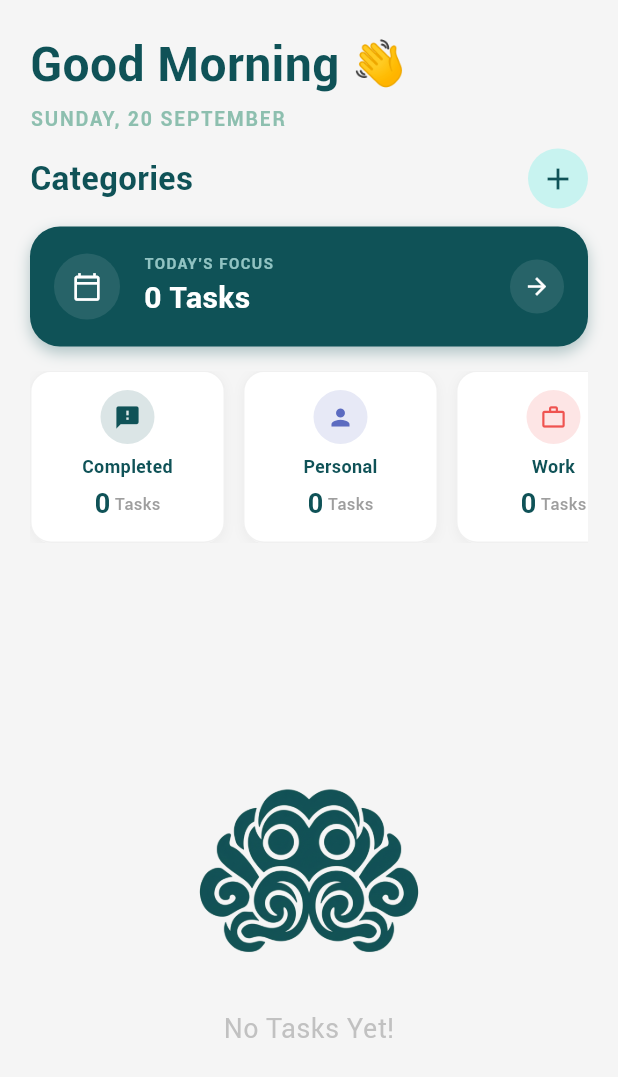
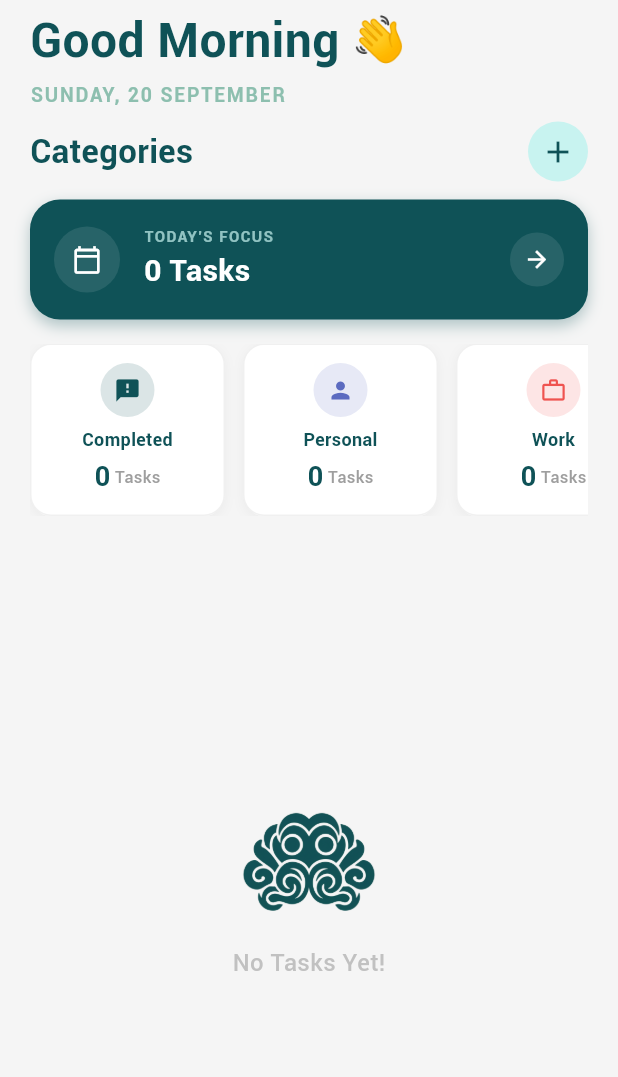
Before and after one commit to manafkemo/Smarrtingo, a Flutter app: the HomeContent widget shown alone on an empty page, opened directly, on a phone screen of 412 x 824 dp. Shown: the top 1077 px of the screen. Run offline on Flutter 3.47's test engine with Material 3 defaults, Android fonts, the phone set to English and light mode, and no system bars; our stand-ins replace audioplayers, confetti, file_picker, flutter_dotenv, font_awesome_flutter, google_fonts and 5 more; missing offline and left inert: flutter_foreground_task; accounts and stored records are empty.

Commit message:
Modifing the home screen page

```diff
--- a/lib/screens/home_screen.dart
+++ b/lib/screens/home_screen.dart
@@ -139,7 +139,7 @@ class _HomeContentState extends State<HomeContent> {
       children: [
         // Header Section - Greeting & Date
         Padding(
-          padding: const EdgeInsets.fromLTRB(20, 20, 20, 10),
+          padding: const EdgeInsets.fromLTRB(20, 4, 20, 8),
           child: Column(
             crossAxisAlignment: CrossAxisAlignment.start,
             children: [
@@ -280,27 +280,38 @@ class _HomeContentState extends State<HomeContent> {
                   ],
                 ),
               ),
-              const SizedBox(height: 20),
+              const SizedBox(height: 16),
               Expanded(
                 child: filteredTasks.isEmpty
                     ? Center(
+                        child: SingleChildScrollView(
+                          physics: const BouncingScrollPhysics(),
+                          child: Padding(
+                            padding: const EdgeInsets.symmetric(vertical: 8, horizontal: 16),
                             child: Column(
+                              mainAxisSize: MainAxisSize.min,
                               mainAxisAlignment: MainAxisAlignment.center,
                               children: [
                                 Image.asset(
                                   'assist/images/smarttingo-logo.png',
-                              width: 150,
-                              height: 150,
+                                  width: 90,
+                                  height: 90,
                                   fit: BoxFit.contain,
                                 ),
-                            const SizedBox(height: 16),
+                                const SizedBox(height: 10),
                                 Text(
                                   selectedCategory != null
                                       ? 'No Tasks In ${selectedCategory.name}'
                                       : 'No Tasks Yet!',
-                              style: TextStyle(fontSize: 18, color: Colors.grey.withValues(alpha: 0.6)),
+                                  style: TextStyle(
+                                    fontSize: 16,
+                                    fontWeight: FontWeight.w500,
+                                    color: Colors.grey.withValues(alpha: 0.6),
+                                  ),
                                 ),
                               ],
+                            ),
+                          ),
                         ),
                       )
                     : ListView.builder(
```
Lines whose indentation alone changed are shown as unchanged.
